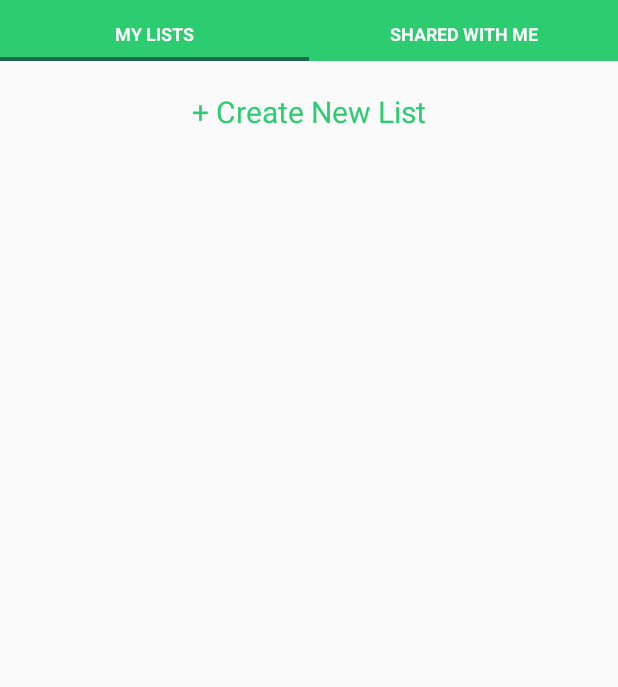
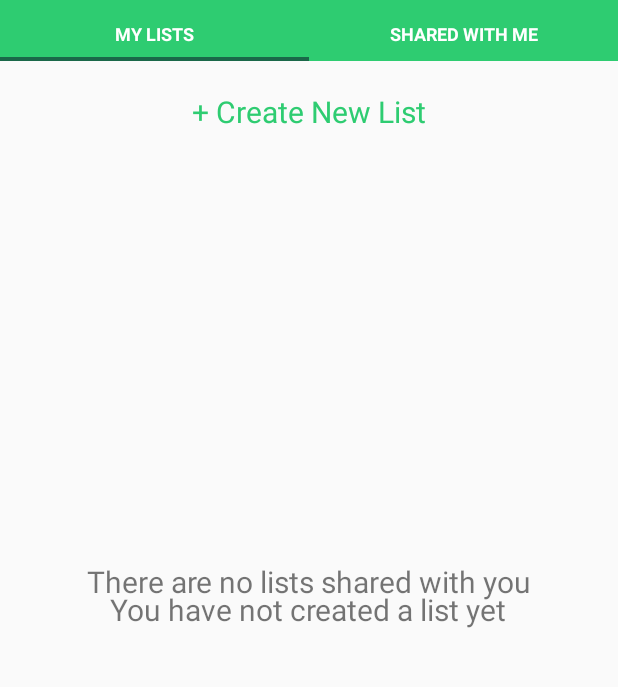
Before and after one commit to kirilhristov91/WordOfMouth, an Android app: the fragment SharedListsViewTab placed in its activity, on a phone screen of 412 x 824 dp, the part 78-765 px from its top. Run offline under Robolectric (Android 15) with nearby library versions, the phone set to English and light mode, and no system bars; 1 statement that could not run was skipped.

Commit message:
add textview to display that there are no lists

```diff
--- a/app/src/main/java/com/wordofmouth/Activities/ActivityItemsOfAList.java
+++ b/app/src/main/java/com/wordofmouth/Activities/ActivityItemsOfAList.java
@@ -86,7 +86,6 @@ public class ActivityItemsOfAList extends BaseActivity implements View.OnClickLi
         else {
             noItemsYet.setVisibility(View.INVISIBLE);
 
-
             itemNames = new String[items.size()];
             for (int i = 0; i < items.size(); i++) {
                 itemNames[i] = items.get(i).get_name();
--- a/app/src/main/java/com/wordofmouth/Activities/MyListsViewTab.java
+++ b/app/src/main/java/com/wordofmouth/Activities/MyListsViewTab.java
@@ -28,7 +28,7 @@ import java.util.ArrayList;
 
 public class MyListsViewTab extends Fragment implements View.OnClickListener{
 
-    TextView createList;
+    TextView createList, noMyListsYet;
     ListView myListView;
     MainActivity mainActivity;
     ArrayList<List> myLists;
@@ -42,6 +42,7 @@ public class MyListsViewTab extends Fragment implements View.OnClickListener{
         createList = (TextView) v.findViewById(R.id.createListText);
         myListView = (ListView) v.findViewById(R.id.myListsListView);
         createList.setOnClickListener(this);
+        noMyListsYet = (TextView) v.findViewById(R.id.noMyListsYet);
         username = UserLocalStore.getInstance(mainActivity).getUserLoggedIn().getUsername();
         return v;
     }
@@ -68,6 +69,10 @@ public class MyListsViewTab extends Fragment implements View.OnClickListener{
     public void display(ArrayList<List> lists){
 
         myLists = lists;
+
+        if(myLists.size()>0) {
+            noMyListsYet.setVisibility(View.INVISIBLE);
+
             final String[] listNames = new String[myLists.size()];
             for (int i = 0; i < myLists.size(); i++) {
                 listNames[i] = myLists.get(i).get_name();
@@ -77,7 +82,7 @@ public class MyListsViewTab extends Fragment implements View.OnClickListener{
             final ArrayList<Shared> usernames = dbHandler.getUsernames();
 
             StringToBitmapRequests stbr = StringToBitmapRequests.getInstance(mainActivity);
-        final ProgressDialog progressDialog = new ProgressDialog(mainActivity,R.style.MyTheme);
+            final ProgressDialog progressDialog = new ProgressDialog(mainActivity, R.style.MyTheme);
             progressDialog.setCancelable(false);
             progressDialog.setProgressStyle(android.R.style.Widget_ProgressBar_Large);
             progressDialog.show();
@@ -108,6 +113,7 @@ public class MyListsViewTab extends Fragment implements View.OnClickListener{
                     }
             );
         }
+    }
 
     @Override
     public void onClick(View view){
--- a/app/src/main/java/com/wordofmouth/Activities/SharedListsViewTab.java
+++ b/app/src/main/java/com/wordofmouth/Activities/SharedListsViewTab.java
@@ -12,6 +12,7 @@ import android.view.ViewGroup;
 import android.widget.AdapterView;
 import android.widget.ArrayAdapter;
 import android.widget.ListView;
+import android.widget.TextView;
 
 import com.wordofmouth.Interfaces.GetBitmap;
 import com.wordofmouth.Interfaces.GetLists;
@@ -29,16 +30,19 @@ public class SharedListsViewTab extends Fragment {
 
     MainActivity mainActivity;
     ListView sharedListView;
+    TextView noSharedListsYet;
     ArrayList<List> sharedLists;
     ArrayList <Shared> usernames;
     DBGetData dbGetData;
     String username;
+
     @Override
     public View onCreateView(LayoutInflater inflater, @Nullable ViewGroup container, @Nullable Bundle savedInstanceState) {
         View v = inflater.inflate(R.layout.shared_lists_tab,container,false);
 
         mainActivity = (MainActivity) getActivity();
         sharedListView = (ListView) v.findViewById(R.id.sharedListsListView);
+        noSharedListsYet = (TextView) v.findViewById(R.id.noSharedListsYet);
         username = UserLocalStore.getInstance(mainActivity).getUserLoggedIn().getUsername();
         sharedLists = new ArrayList<List>();
         dbGetData = DBGetData.getInstance(mainActivity);
@@ -66,6 +70,8 @@ public class SharedListsViewTab extends Fragment {
     public void display(ArrayList<List> lists){
 
         sharedLists = lists;
+        if(sharedLists.size()>0) {
+            noSharedListsYet.setVisibility(View.INVISIBLE);
             final String[] listNames = new String[sharedLists.size()];
             for (int i = 0; i < sharedLists.size(); i++) {
                 listNames[i] = sharedLists.get(i).get_name();
@@ -75,7 +81,7 @@ public class SharedListsViewTab extends Fragment {
             usernames = dbHandler.getUsernames();
 
             StringToBitmapRequests stbr = StringToBitmapRequests.getInstance(mainActivity);
-        final ProgressDialog progressDialogShared = new ProgressDialog(mainActivity,R.style.MyTheme);
+            final ProgressDialog progressDialogShared = new ProgressDialog(mainActivity, R.style.MyTheme);
             progressDialogShared.setCancelable(false);
             progressDialogShared.setProgressStyle(android.R.style.Widget_ProgressBar_Large);
             progressDialogShared.show();
@@ -106,5 +112,6 @@ public class SharedListsViewTab extends Fragment {
                     }
             );
         }
+    }
 
 }
--- a/app/src/main/res/layout/my_lists_tab.xml
+++ b/app/src/main/res/layout/my_lists_tab.xml
@@ -29,5 +29,14 @@
         android:layout_marginTop="45dp"
         />
 
+    <TextView
+        android:layout_width="wrap_content"
+        android:layout_height="wrap_content"
+        android:id="@+id/noMyListsYet"
+        android:layout_centerVertical="true"
+        android:layout_centerHorizontal="true"
+        android:text="You have not created a list yet"
+        android:textSize="20sp" />
+
 
 </RelativeLayout>
--- a/app/src/main/res/layout/shared_lists_tab.xml
+++ b/app/src/main/res/layout/shared_lists_tab.xml
@@ -14,4 +14,13 @@
         android:layout_marginTop="10dp"
         android:dividerHeight="2dp"/>
 
+    <TextView
+        android:layout_width="wrap_content"
+        android:layout_height="wrap_content"
+        android:id="@+id/noSharedListsYet"
+        android:layout_centerVertical="true"
+        android:layout_centerHorizontal="true"
+        android:text="There are no lists shared with you"
+        android:textSize="20sp" />
+
 </RelativeLayout>
```
Lines whose indentation alone changed are shown as unchanged.
